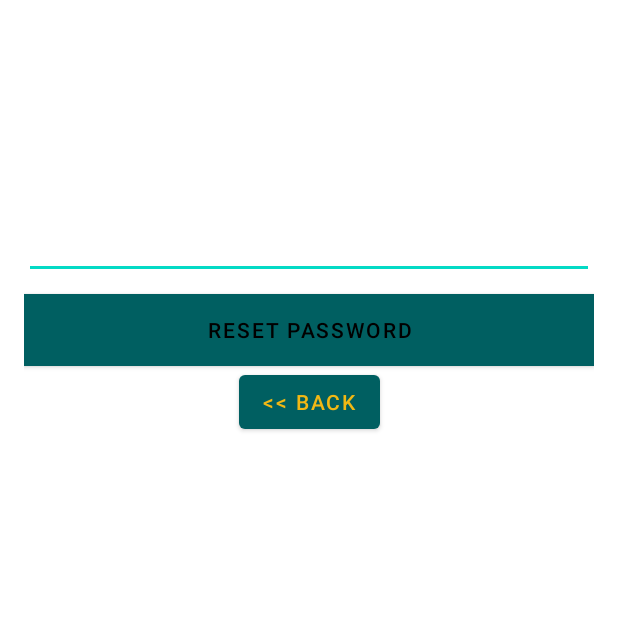
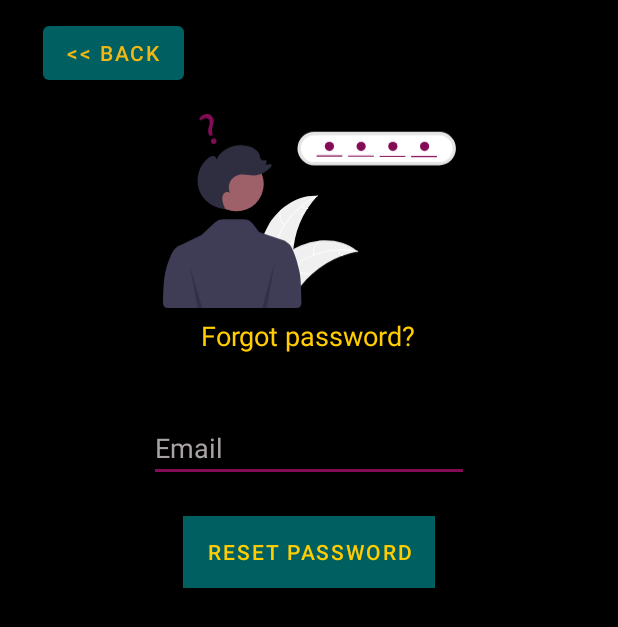
Before and after one commit to Gabicle/WatchIT, an Android app: the ResetPasswordActivity screen opened directly, with no data from a screen before it, on a phone screen of 412 x 824 dp. Shown: the top 627 px of the screen. Run offline under Robolectric (Android 15) with nearby library versions, the phone set to English and light mode, and no system bars; our stand-ins replace Firebase (no records; nobody signed in at launch, a user with empty details on screens opened directly); network calls fail.

Commit message:
Completed Forgot Password UI

```diff
--- a/app/src/main/java/com/isep/series/activities/ResetPasswordActivity.java
+++ b/app/src/main/java/com/isep/series/activities/ResetPasswordActivity.java
@@ -6,6 +6,7 @@ import android.text.TextUtils;
 import android.view.View;
 import android.widget.Button;
 import android.widget.EditText;
+import android.widget.ImageView;
 import android.widget.ProgressBar;
 import android.widget.Toast;
 
@@ -24,6 +25,7 @@ public class ResetPasswordActivity extends AppCompatActivity {
     private Button btnReset, btnBack;
     private FirebaseAuth auth;
     private ProgressBar progressBar;
+    private ImageView fpPassImg;
 
     @Override
     protected void onCreate(Bundle savedInstanceState) {
@@ -34,6 +36,9 @@ public class ResetPasswordActivity extends AppCompatActivity {
         btnReset = (Button) findViewById(R.id.btn_reset_password);
         btnBack = (Button) findViewById(R.id.btn_back);
         progressBar = (ProgressBar) findViewById(R.id.progressBar);
+        fpPassImg = findViewById(R.id.fpass_img);
+
+        fpPassImg.setImageResource(R.drawable.ic_fp);
 
         auth = FirebaseAuth.getInstance();
 
--- /dev/null
+++ b/app/src/main/res/drawable/ic_fp.xml
@@ -0,0 +1,91 @@
+<vector xmlns:android="http://schemas.android.com/apk/res/android"
+    android:width="951.2355dp"
+    android:height="632.16223dp"
+    android:viewportWidth="951.2355"
+    android:viewportHeight="632.16223">
+  <path
+      android:pathData="M341.208,363.815c32.599,-57.345 94.782,-101.377 160.608,-97.135a303.919,303.919 0,0 0,-79.931 192.744c-1.081,27.644 0.595,58.502 -17.759,79.201 -11.42,12.88 -28.877,19.117 -46.04,20.426 -17.164,1.308 -34.324,-1.793 -51.259,-4.881l-4.108,1.261C301.155,489.487 308.609,421.16 341.208,363.815Z"
+      android:fillColor="#f0f0f0"/>
+  <path
+      android:pathData="M501.915,268.061C453.237,291.494 411.731,330.63 386.251,378.36c-5.509,10.319 -10.199,21.266 -12.244,32.841 -2.047,11.58 -0.617,22.603 3.338,33.602 3.616,10.055 8.479,19.921 9.588,30.68 1.169,11.34 -3.004,21.944 -10.515,30.359 -9.19,10.296 -21.531,16.677 -33.817,22.497 -13.641,6.462 -27.912,12.958 -37.573,25.019 -1.171,1.461 -3.37,-0.441 -2.201,-1.9 16.809,-20.983 45.583,-24.928 65.536,-41.831 9.31,-7.887 16.3,-18.628 15.859,-31.214 -0.386,-11.005 -5.392,-21.184 -9.141,-31.333 -3.937,-10.657 -5.9,-21.372 -4.488,-32.734 1.444,-11.622 5.716,-22.776 10.937,-33.191 11.774,-23.488 27.887,-45.051 46.345,-63.691a264.375,264.375 0,0 1,73.099 -52.155c1.681,-0.809 2.612,1.947 0.942,2.751Z"
+      android:fillColor="#fff"/>
+  <path
+      android:pathData="M393.715,362.409a38.974,38.974 0,0 1,-11.761 -49.077c0.851,-1.666 3.48,-0.421 2.627,1.247a36.089,36.089 0,0 0,11.033 45.63c1.515,1.097 -0.393,3.291 -1.9,2.201Z"
+      android:fillColor="#fff"/>
+  <path
+      android:pathData="M374.84,439.946A75.118,75.118 0,0 0,422.4 412.837c1.176,-1.457 3.375,0.444 2.201,1.9A78.134,78.134 0,0 1,375.053 442.846c-1.855,0.266 -2.058,-2.635 -0.213,-2.899Z"
+      android:fillColor="#fff"/>
+  <path
+      android:pathData="M450.525,299.616a22.061,22.061 0,0 0,19.718 7.03c1.851,-0.289 2.052,2.612 0.213,2.899a24.721,24.721 0,0 1,-21.83 -7.728,1.502 1.502,0 0,1 -0.151,-2.05 1.461,1.461 0,0 1,2.05 -0.151Z"
+      android:fillColor="#fff"/>
+  <path
+      android:pathData="M632.791,447.583c-1.151,0.213 -2.302,0.427 -3.463,0.662a290.53,290.53 0,0 0,-45.425 12.557c-1.149,0.4 -2.308,0.823 -3.443,1.255a306.284,306.284 0,0 0,-96.329 58.622,297.44 297.44,0 0,0 -31.2,32.695c-13.196,16.123 -26.221,34.654 -43.465,45.166a51.028,51.028 0,0 1,-5.552 3.01l-99.338,-41.204c-0.179,-0.207 -0.368,-0.392 -0.548,-0.599l-4.041,-1.464c0.451,-0.636 0.932,-1.287 1.383,-1.923 0.26,-0.37 0.542,-0.731 0.802,-1.102 0.18,-0.244 0.362,-0.488 0.511,-0.718 0.06,-0.081 0.121,-0.162 0.171,-0.221 0.149,-0.23 0.311,-0.429 0.451,-0.636q4.02,-5.465 8.13,-10.892c0.009,-0.023 0.009,-0.023 0.041,-0.036 20.951,-27.516 44.382,-53.525 71.017,-75.151 0.802,-0.65 1.611,-1.324 2.458,-1.955a283.824,283.824 0,0 1,38.364 -25.951,250.912 250.912,0 0,1 22.758,-11.253A208.652,208.652 0,0 1,509.287 412.32c43.431,-4.033 87.669,5.869 120.98,33.154C631.118,446.172 631.949,446.862 632.791,447.583Z"
+      android:fillColor="#f0f0f0"/>
+  <path
+      android:pathData="M632.045,448.751c-52.975,-10.597 -109.678,-4.339 -158.759,18.43 -10.611,4.923 -20.947,10.84 -29.549,18.85 -8.606,8.014 -14.101,17.676 -17.565,28.839 -3.167,10.205 -5.224,21.011 -10.816,30.269 -5.895,9.758 -15.61,15.712 -26.674,17.909 -13.537,2.688 -27.232,0.352 -40.545,-2.397 -14.782,-3.053 -30.088,-6.459 -45.063,-2.646 -1.814,0.462 -2.425,-2.381 -0.613,-2.842 26.055,-6.634 51.404,7.541 77.512,6.058 12.183,-0.692 24.23,-5.06 31.455,-15.374 6.318,-9.019 8.449,-20.16 11.566,-30.521 3.273,-10.879 8.157,-20.616 16.124,-28.838 8.151,-8.41 18.277,-14.744 28.715,-19.916 23.542,-11.665 49.39,-19.181 75.35,-22.951a264.375,264.375 0,0 1,89.766 2.367c1.83,0.366 0.913,3.127 -0.905,2.763Z"
+      android:fillColor="#fff"/>
+  <path
+      android:pathData="M488.849,458.939a38.974,38.974 0,0 1,20.158 -46.266c1.682,-0.817 3.032,1.759 1.347,2.577a36.089,36.089 0,0 0,-18.663 43.076c0.549,1.788 -2.296,2.391 -2.842,0.613Z"
+      android:fillColor="#fff"/>
+  <path
+      android:pathData="M427.095,509.484a75.118,75.118 0,0 0,54.296 6.99c1.816,-0.456 2.427,2.387 0.613,2.842a78.135,78.135 0,0 1,-56.485 -7.388c-1.641,-0.905 -0.057,-3.343 1.576,-2.443Z"
+      android:fillColor="#fff"/>
+  <path
+      android:pathData="M572.014,443.006a22.061,22.061 0,0 0,11.511 17.484c1.652,0.884 0.066,3.321 -1.576,2.443a24.721,24.721 0,0 1,-12.777 -19.314,1.502 1.502,0 0,1 1.114,-1.728 1.461,1.461 0,0 1,1.728 1.114Z"
+      android:fillColor="#fff"/>
+  <path
+      android:pathData="M443.559,515.561c-13.912,-67.267 -31.302,-89.694 -31.302,-89.694l-6.643,-5.152 -7.989,-6.206 0.039,-0.798 -1.895,-0.644 -0.445,-0.346 -0.729,-0.56 -0.117,0.126 -0.248,0.256 -36.152,-12.289 -45.865,-15.579L290.972,357.071a36.734,36.734 0,0 0,-29.387 -14.334l-67.829,0.502a36.734,36.734 0,0 0,-24.71 9.801l-44.583,41.354 -69.469,33.178 -0.117,-0.117 -0.729,0.521 -10.734,5.132 0.443,2.306 -6.643,4.794s-17.39,20.868 -31.302,83.459c-3.539,15.926 -5.281,50.09 -5.91,92.188a16.069,16.069 0,0 0,16.062 16.307L387.112,632.162v-0L433.423,632.162a16.072,16.072 0,0 0,16.063 -16.291C448.872,570.062 447.13,532.833 443.559,515.561Z"
+      android:fillColor="#3f3d56"/>
+  <path
+      android:pathData="M491.166,58.662a54.431,54.431 0,1 0,0 108.861L896.805,167.524a54.431,54.431 0,0 0,0 -108.861Z"
+      android:fillColor="#e5e5e5"/>
+  <path
+      android:pathData="M491.166,69.678a43.415,43.415 0,1 0,0 86.83L896.805,156.508a43.415,43.415 0,0 0,0 -86.83Z"
+      android:fillColor="#fff"/>
+  <path
+      android:pathData="M238.323,228.392m-88.863,0a88.863,88.863 0,1 1,177.726 0a88.863,88.863 0,1 1,-177.726 0"
+      android:fillColor="#9e616a"/>
+  <path
+      android:pathData="M215.59,312.904q-0.569,-1.254 -1.136,-2.516c0.146,0.005 0.29,0.026 0.435,0.029Z"
+      android:fillColor="#2f2e41"/>
+  <path
+      android:pathData="M146.989,143.57c4.494,-3.585 9.747,-6.884 15.494,-6.699 5.746,0.185 11.573,5.375 10.383,11a91.318,91.318 0,0 1,109.895 -41.208c14.282,5.039 28.287,15.119 31.568,29.904 0.842,3.795 1.023,7.957 3.393,11.039 2.988,3.886 8.705,4.765 13.412,3.398q0.071,-0.021 0.141,-0.042a4.199,4.199 0,0 1,5.073 5.927l-4.041,7.536a32.383,32.383 0,0 0,15.428 -0.328,4.195 4.195,0 0,1 4.455,6.528c-13.325,18.294 -35.586,30.108 -58.303,29.969 -16.146,-0.098 -32.458,-5.663 -48.172,-1.95a41.844,41.844 0,0 0,-28.144 58.74c-4.827,-5.28 -14.159,-4.03 -19.097,1.147 -4.938,5.177 -6.216,12.904 -5.719,20.041 0.761,10.916 5.038,21.201 9.546,31.212 -37.801,-1.19 -73.555,-27.707 -85.59,-63.572C104.626,210.198 117.292,167.261 146.989,143.57Z"
+      android:fillColor="#2f2e41"/>
+  <path
+      android:fillColor="#FF000000"
+      android:pathData="M87.464,495.253l24.924,135.607l14.955,1.302l-39.879,-136.909z"
+      android:strokeAlpha="0.2"
+      android:fillAlpha="0.2"/>
+  <path
+      android:fillColor="#FF000000"
+      android:pathData="M362.007,485.026l-24.924,145.736l-14.955,1.4l39.879,-147.136z"
+      android:strokeAlpha="0.2"
+      android:fillAlpha="0.2"/>
+  <path
+      android:pathData="M168.247,97.932c-4.779,1.995 -9.765,-0.191 -11.857,-5.2 -2.123,-5.085 -0.14,-10.246 4.715,-12.274 4.856,-2.028 9.754,0.165 11.911,5.331C175.142,90.879 173.18,95.872 168.247,97.932ZM159.093,70.45 L155.293,72.037a4.099,4.099 0,0 1,-5.206 -1.909l-0.188,-0.368c-4.088,-7.373 -4.557,-16.335 -1.384,-26.621 2.939,-9.227 4.16,-15.717 1.705,-21.596 -2.838,-6.797 -8.899,-8.927 -16.628,-5.842 -2.998,1.252 -3.952,1.232 -6.311,3.572a5.416,5.416 0,0 1,-3.921 1.593,5.235 5.235,0 0,1 -3.747,-1.643 5.348,5.348 0,0 1,-0.037 -7.297,41.535 41.535,0 0,1 14.046,-9.644c16.606,-6.934 24.966,3.303 28.792,12.465 3.742,8.961 1.637,17.275 -1.745,28.043 -2.834,8.948 -2.669,15.578 0.55,22.17a4.081,4.081 0,0 1,-2.126 5.491Z"
+      android:fillColor="#840b55"/>
+  <path
+      android:pathData="M580.767,139.053h-80.707a1.944,1.944 0,1 1,0 -3.888h80.707a1.944,1.944 0,0 1,0 3.888Z"
+      android:fillColor="#840b55"/>
+  <path
+      android:pathData="M683.148,139.701h-80.707a1.944,1.944 0,1 1,0 -3.888h80.707a1.944,1.944 0,1 1,0 3.888Z"
+      android:fillColor="#840b55"/>
+  <path
+      android:pathData="M785.53,140.349L704.823,140.349a1.944,1.944 0,0 1,0 -3.888h80.707a1.944,1.944 0,1 1,0 3.888Z"
+      android:fillColor="#840b55"/>
+  <path
+      android:pathData="M887.911,140.997h-80.707a1.944,1.944 0,0 1,0 -3.888h80.707a1.944,1.944 0,0 1,0 3.888Z"
+      android:fillColor="#840b55"/>
+  <path
+      android:pathData="M540.235,106.162m-15,0a15,15 0,1 1,30 0a15,15 0,1 1,-30 0"
+      android:fillColor="#840b55"/>
+  <path
+      android:pathData="M643.235,106.162m-15,0a15,15 0,1 1,30 0a15,15 0,1 1,-30 0"
+      android:fillColor="#840b55"/>
+  <path
+      android:pathData="M746.235,106.162m-15,0a15,15 0,1 1,30 0a15,15 0,1 1,-30 0"
+      android:fillColor="#840b55"/>
+  <path
+      android:pathData="M849.235,106.162m-15,0a15,15 0,1 1,30 0a15,15 0,1 1,-30 0"
+      android:fillColor="#840b55"/>
+</vector>
--- a/app/src/main/res/layout/activity_reset_password.xml
+++ b/app/src/main/res/layout/activity_reset_password.xml
@@ -4,93 +4,91 @@
     xmlns:tools="http://schemas.android.com/tools"
     android:layout_width="match_parent"
     android:layout_height="match_parent"
-    android:padding="@dimen/activity_horizontal_margin"
+    android:background="@color/black"
     tools:context=".activities.ResetPasswordActivity">
 
 
-    <ImageView
-    android:id="@+id/login_img"
-    android:layout_width="90dp"
-    android:layout_height="90dp"
-    app:layout_constraintEnd_toEndOf="parent"
-    app:layout_constraintStart_toStartOf="parent"
-    app:layout_constraintTop_toTopOf="parent"
-    tools:srcCompat="@tools:sample/avatars" />
-
-        <TextView
-            android:layout_width="wrap_content"
-            android:layout_height="wrap_content"
-            android:layout_gravity="center_horizontal"
-            android:padding="10dp"
-            android:text="@string/lbl_forgot_password"
-            android:id="@+id/lbl_forgot_password"
-            android:textColor="@android:color/white"
-            android:textSize="20dp"
-            app:layout_constraintEnd_toEndOf="parent"
-            app:layout_constraintStart_toStartOf="parent"
-            app:layout_constraintBottom_toTopOf="@+id/forgot_password_msg"
-            />
-
-        <TextView
-            android:layout_width="wrap_content"
-            android:layout_height="wrap_content"
-            android:layout_marginBottom="10dp"
-            android:gravity="center_horizontal"
-            android:padding="@dimen/activity_horizontal_margin"
-            android:text="@string/forgot_password_msg"
-            android:id="@+id/forgot_password_msg"
-            android:textColor="@android:color/white"
-            android:textSize="14dp"
-            app:layout_constraintEnd_toEndOf="parent"
-            app:layout_constraintStart_toStartOf="parent"
-            app:layout_constraintBottom_toTopOf="@+id/email"
-            />
-
-
-            <EditText
-                android:id="@+id/email"
-                android:layout_width="match_parent"
-                android:layout_height="wrap_content"
-                android:layout_marginBottom="10dp"
-                android:layout_marginTop="20dp"
-                android:hint="@string/hint_email"
-                android:inputType="textEmailAddress"
-                android:textColor="@android:color/white"
-                android:textColorHint="@android:color/white"
-                app:layout_constraintEnd_toEndOf="parent"
-                app:layout_constraintStart_toStartOf="parent"
-                app:layout_constraintBottom_toTopOf="@+id/btn_reset_password"
-                />
+    <!--        <TextView-->
+<!--            android:layout_width="wrap_content"-->
+<!--            android:layout_height="wrap_content"-->
+<!--            android:layout_marginBottom="10dp"-->
+<!--            android:gravity="center_horizontal"-->
+<!--            android:padding="@dimen/activity_horizontal_margin"-->
+<!--            android:text="@string/forgot_password_msg"-->
+<!--            android:id="@+id/forgot_password_msg"-->
+<!--            android:textColor="@android:color/white"-->
+<!--            android:textSize="14dp"-->
+<!--            app:layout_constraintEnd_toEndOf="parent"-->
+<!--            app:layout_constraintStart_toStartOf="parent"-->
+<!--            app:layout_constraintBottom_toTopOf="@+id/email"-->
+<!--            />-->
 
 
     <!-- Login Button -->
 
+    <ImageView
+        android:id="@+id/fpass_img"
+        android:layout_width="195dp"
+        android:layout_height="141dp"
+        android:layout_marginTop="70dp"
+        app:layout_constraintEnd_toEndOf="parent"
+        app:layout_constraintStart_toStartOf="parent"
+        app:layout_constraintTop_toTopOf="parent"
+        tools:srcCompat="@drawable/ic_fp" />
+
+    <TextView
+        android:id="@+id/lbl_forgot_password"
+        android:layout_width="wrap_content"
+        android:layout_height="wrap_content"
+        android:text="@string/lbl_forgot_password"
+        android:textColor="@color/wi_colorcomplement"
+        android:textSize="18sp"
+        app:layout_constraintEnd_toEndOf="parent"
+        app:layout_constraintHorizontal_bias="0.498"
+        app:layout_constraintStart_toStartOf="parent"
+        app:layout_constraintTop_toBottomOf="@+id/fpass_img" />
+
+    <EditText
+        android:id="@+id/email"
+        android:layout_width="wrap_content"
+        android:layout_height="wrap_content"
+        android:layout_marginTop="40dp"
+        android:ems="10"
+        android:backgroundTint="@color/wi_colorsecondary"
+        android:hint="@string/hint_email"
+        android:inputType="textEmailAddress"
+        android:textColor="@android:color/white"
+        android:textColorHint="#A8A2A2"
+        app:layout_constraintEnd_toEndOf="parent"
+        app:layout_constraintStart_toStartOf="parent"
+        app:layout_constraintTop_toBottomOf="@+id/lbl_forgot_password" />
+
+
     <Button
         android:id="@+id/btn_reset_password"
-            android:layout_width="fill_parent"
+        android:layout_width="wrap_content"
         android:layout_height="wrap_content"
-            android:layout_marginTop="20dip"
         android:background="@color/myAccent"
         android:text="@string/btn_reset_password"
-            android:textColor="@android:color/black"
+        android:textColor="@color/wi_colorcomplement"
+        app:layout_constraintBottom_toBottomOf="parent"
         app:layout_constraintEnd_toEndOf="parent"
         app:layout_constraintStart_toStartOf="parent"
-            app:layout_constraintBottom_toTopOf="@+id/btn_back"
-            />
+        app:layout_constraintTop_toBottomOf="@+id/email"
+        app:layout_constraintVertical_bias="0.050000012" />
 
     <Button
         android:id="@+id/btn_back"
         android:layout_width="wrap_content"
         android:layout_height="wrap_content"
-            android:layout_marginTop="10dp"
         android:background="@null"
         android:text="@string/btn_back"
         android:textColor="@color/myAccent"
+        app:layout_constraintBottom_toTopOf="@+id/fpass_img"
         app:layout_constraintEnd_toEndOf="parent"
+        app:layout_constraintHorizontal_bias="0.09"
         app:layout_constraintStart_toStartOf="parent"
-            app:layout_constraintBottom_toTopOf="@+id/btn_reset_password"
-            />
-
+        app:layout_constraintTop_toTopOf="parent" />
 
     <ProgressBar
         android:id="@+id/progressBar"
```
Also changed, not shown: app/src/main/res/drawable/ic_forgotpass.xml (added, +137 -0 lines). Lines whose indentation alone changed are shown as unchanged.
